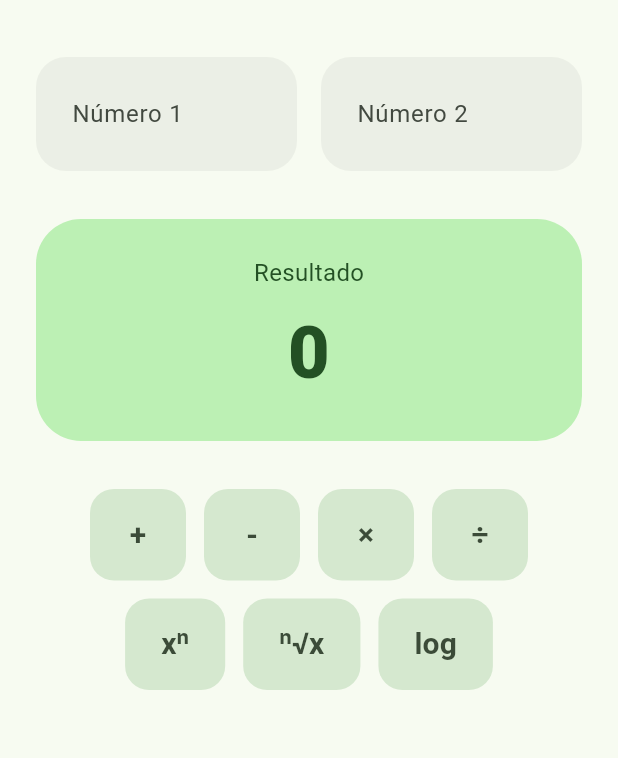
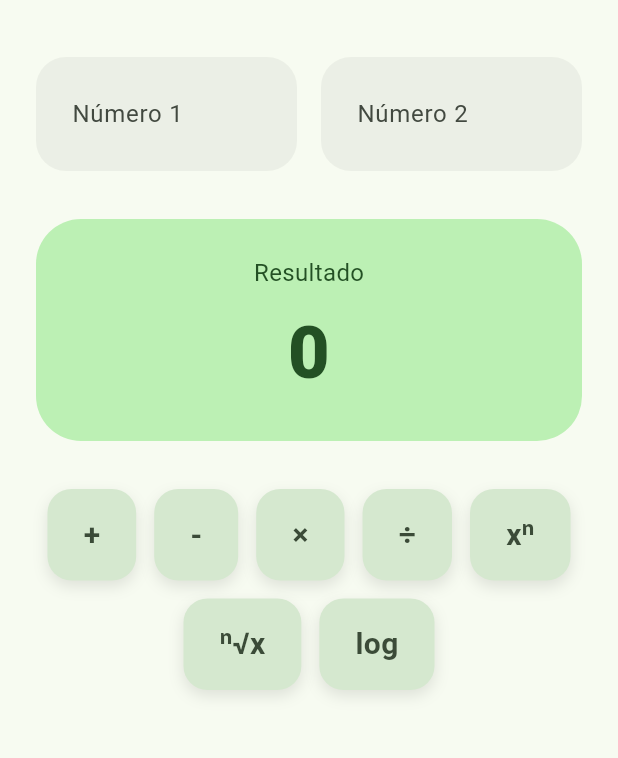
Before and after one commit to VCastilloC2/CalculadoraFlutter, a Flutter app: the screen it shows after launch, on a phone screen of 412 x 824 dp, the part 63-821 px from its top. Run offline on Flutter 3.47's test engine with Material 3 defaults, Android fonts, the light colour scheme and no system bars.

Commit message:
Add animated calc button & animated results
Introduce AnimatedCalcButton widget (press scale, click sound, haptics) and use it across the UI. Enhance CalcController to expose operationDetails, improve error handling and provide detailed division/power/root/log info. Update CalculatorPage to animate result changes with AnimatedSwitcher and show operation details, and trigger haptic feedback on button press. Add flutter_launcher_icons config to pubspec.yaml and update lockfile, refresh web app title/favicon, and adjust widget test to verify UI elements.

```diff
--- a/calculadora_flutter/lib/features/pages/calculator_page.dart
+++ b/calculadora_flutter/lib/features/pages/calculator_page.dart
@@ -3,6 +3,8 @@ import '../controllers/calc_controller.dart';
 import '../enums/CalcOp.dart';
 import '../widgets/premium_input.dart';
 import '../../../../core/math_utils.dart';
+import '../widgets/animated_calc_button.dart';
+import 'package:flutter/services.dart';
 
 class CalculatorPage extends StatefulWidget {
   const CalculatorPage({super.key});
@@ -65,16 +67,33 @@ class _CalculatorPageState extends State<CalculatorPage> {
                   // --- SECCIÓN DE RESULTADO PRINCIPAL ---
                   Container(
                     padding: const EdgeInsets.all(24),
+                    width: double.infinity,
                     decoration: BoxDecoration(
                       color: colorScheme.primaryContainer,
                       borderRadius: BorderRadius.circular(30),
                     ),
                     child: Column(
                       children: [
-                        Text(_controller.labelResult, style: TextStyle(color: colorScheme.onPrimaryContainer, fontSize: 16)),
+                        Text(
+                            _controller.labelResult,
+                            style: TextStyle(color: colorScheme.onPrimaryContainer, fontSize: 16)
+                        ),
                         const SizedBox(height: 8),
-                        Text(
+
+                        // NUEVO: AnimatedSwitcher para el resultado
+                        AnimatedSwitcher(
+                          duration: const Duration(milliseconds: 300),
+                          transitionBuilder: (Widget child, Animation<double> animation) {
+                            // Combina Fade y Scale para un efecto suave al cambiar el número
+                            return FadeTransition(
+                              opacity: animation,
+                              child: ScaleTransition(scale: animation, child: child),
+                            );
+                          },
+                          child: Text(
                             _controller.resultText,
+                            // La KEY es obligatoria para que AnimatedSwitcher sepa que el texto cambió
+                            key: ValueKey<String>(_controller.resultText),
                             style: TextStyle(
                               color: colorScheme.onPrimaryContainer,
                               fontSize: 48,
@@ -82,6 +101,32 @@ class _CalculatorPageState extends State<CalculatorPage> {
                             ),
                             textAlign: TextAlign.center,
                           ),
+                        ),
+
+                        if (_controller.operationDetails != null) ...[
+                          const SizedBox(height: 16),
+                          Divider(
+                            color: colorScheme.onPrimaryContainer.withOpacity(0.2),
+                            thickness: 1,
+                          ),
+                          const SizedBox(height: 16),
+
+                          // NUEVO: También animamos los detalles matemáticos
+                          AnimatedSwitcher(
+                            duration: const Duration(milliseconds: 400),
+                            child: Text(
+                              _controller.operationDetails!,
+                              key: ValueKey<String>(_controller.operationDetails!),
+                              style: TextStyle(
+                                color: colorScheme.onPrimaryContainer.withOpacity(0.8),
+                                fontSize: 16,
+                                height: 1.5,
+                                fontWeight: FontWeight.w500,
+                              ),
+                              textAlign: TextAlign.center,
+                            ),
+                          ),
+                        ],
                       ],
                     ),
                   ),
@@ -116,13 +161,13 @@ class _CalculatorPageState extends State<CalculatorPage> {
   }
 
   Widget _buildOpBtn(String text, CalcOp op, ColorScheme colorScheme) {
-    return FilledButton.tonal(
-      style: FilledButton.styleFrom(
-        padding: const EdgeInsets.symmetric(horizontal: 24, vertical: 16),
-        shape: RoundedRectangleBorder(borderRadius: BorderRadius.circular(16)),
-      ),
-      onPressed: () => _controller.calculate(op),
-      child: Text(text, style: const TextStyle(fontSize: 20, fontWeight: FontWeight.bold)),
+    return AnimatedCalcButton(
+      text: text,
+      colorScheme: colorScheme,
+      onPressed: () {
+        _controller.calculate(op);
+        HapticFeedback.mediumImpact();
+      },
     );
   }
 
--- /dev/null
+++ b/calculadora_flutter/lib/features/widgets/animated_calc_button.dart
@@ -0,0 +1,77 @@
+import 'package:flutter/material.dart';
+import 'package:flutter/services.dart';
+
+class AnimatedCalcButton extends StatefulWidget {
+  final String text;
+  final VoidCallback onPressed;
+  final ColorScheme colorScheme;
+
+  const AnimatedCalcButton({
+    super.key,
+    required this.text,
+    required this.onPressed,
+    required this.colorScheme,
+  });
+
+  @override
+  State<AnimatedCalcButton> createState() => _AnimatedCalcButtonState();
+}
+
+class _AnimatedCalcButtonState extends State<AnimatedCalcButton> {
+  bool _isPressed = false;
+
+  void _handleTapDown(TapDownDetails details) {
+    setState(() => _isPressed = true);
+    // Sonido nativo de clic y vibración sutil al tocar
+    SystemSound.play(SystemSoundType.click);
+    HapticFeedback.lightImpact();
+  }
+
+  void _handleTapUp(TapUpDetails details) {
+    setState(() => _isPressed = false);
+    widget.onPressed();
+  }
+
+  void _handleTapCancel() {
+    setState(() => _isPressed = false);
+  }
+
+  @override
+  Widget build(BuildContext context) {
+    // AnimatedScale es una forma muy limpia de hacer animaciones de tamaño en Flutter
+    return GestureDetector(
+      onTapDown: _handleTapDown,
+      onTapUp: _handleTapUp,
+      onTapCancel: _handleTapCancel,
+      child: AnimatedScale(
+        scale: _isPressed ? 0.90 : 1.0, // Se reduce al 90% de su tamaño al presionar
+        duration: const Duration(milliseconds: 100),
+        curve: Curves.easeInOut,
+        child: Container(
+          padding: const EdgeInsets.symmetric(horizontal: 24, vertical: 16),
+          decoration: BoxDecoration(
+            color: widget.colorScheme.secondaryContainer,
+            borderRadius: BorderRadius.circular(16),
+            boxShadow: _isPressed
+                ? [] // Sin sombra cuando está presionado (efecto hundido)
+                : [
+              BoxShadow(
+                color: widget.colorScheme.shadow.withOpacity(0.1),
+                blurRadius: 8,
+                offset: const Offset(0, 4),
+              )
+            ],
+          ),
+          child: Text(
+            widget.text,
+            style: TextStyle(
+              fontSize: 20,
+              fontWeight: FontWeight.bold,
+              color: widget.colorScheme.onSecondaryContainer,
+            ),
+          ),
+        ),
+      ),
+    );
+  }
+}
```
Also changed, not shown: calculadora_flutter/lib/features/controllers/calc_controller.dart (+36 -6 lines), calculadora_flutter/pubspec.yaml (+12 -0 lines), calculadora_flutter/pubspec.lock, 3 other files. Lines whose indentation alone changed are shown as unchanged.
